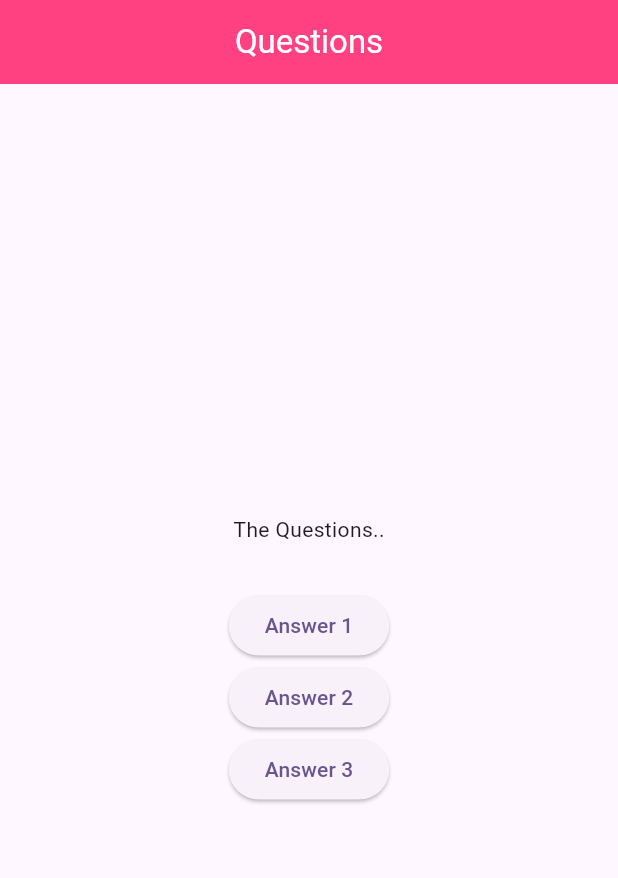
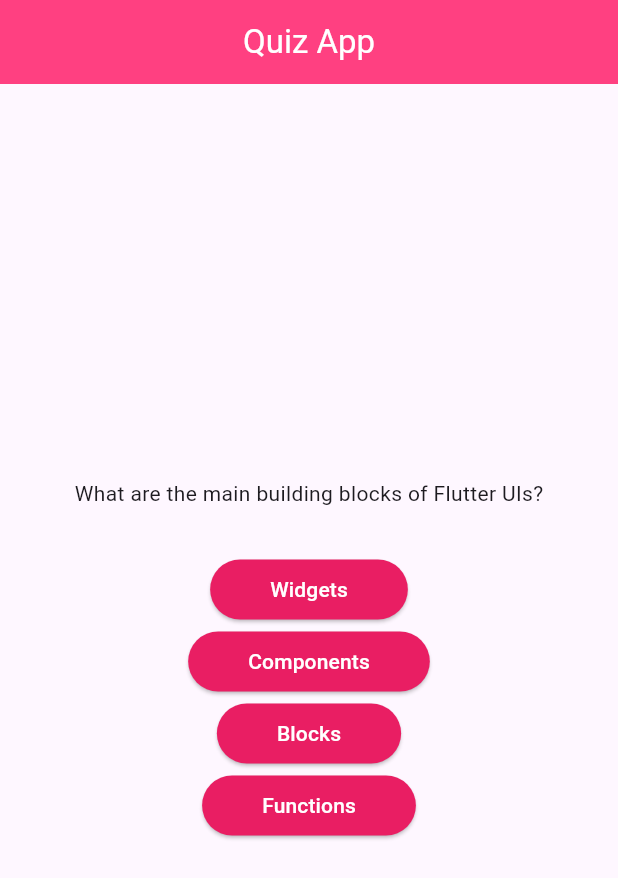
Before and after one commit to LloydieDev/flutter_execise, a Flutter app: the QuizAppHome screen opened directly, on a phone screen of 412 x 824 dp. Shown: the top 878 px of the screen. Run offline on Flutter 3.47's test engine with Material 3 defaults, Android fonts, the phone set to English and light mode, and no system bars.

Commit message:
added the answer button

```diff
--- a/lib/QuizApp/Data/question_data.dart
+++ b/lib/QuizApp/Data/question_data.dart
@@ -1,4 +1,4 @@
-import 'package:roll_device/QuizApp/image/questions_model.dart';
+import 'package:roll_device/QuizApp/model/questions_model.dart';
 
 const questionsData = [
   QuizQuestion(
--- a/lib/QuizApp/quiz_app_home.dart
+++ b/lib/QuizApp/quiz_app_home.dart
@@ -1,6 +1,7 @@
 import 'package:flutter/material.dart';
+import 'package:roll_device/QuizApp/Data/question_data.dart';
 
-import 'widget/answer_button.dart';
+import 'widget/answer.dart';
 
 class QuizAppHome extends StatefulWidget {
   const QuizAppHome({super.key});
@@ -12,31 +13,37 @@ class QuizAppHome extends StatefulWidget {
 class _QuizAppHomeState extends State<QuizAppHome> {
   @override
   Widget build(BuildContext context) {
+    final currentQuestion = questionsData[0];
+
     return Scaffold(
       appBar: AppBar(
         title: const Center(
             child: Text(
-          'Questions',
+          'Quiz App',
           style: TextStyle(color: Colors.white),
         )),
         backgroundColor: Colors.pinkAccent,
         automaticallyImplyLeading: false,
       ),
-      body: const Column(
+      body: Column(
         mainAxisAlignment: MainAxisAlignment.center,
         children: [
           Center(
             child: Text(
-              'The Questions..',
+              currentQuestion.text,
             ),
           ),
-          SizedBox(
+          const SizedBox(
             height: 30,
           ),
-          AnswerButton(buttonText: 'Answer 1',),
-          AnswerButton(buttonText: 'Answer 2',),
-          AnswerButton(buttonText: 'Answer 3',),
-
+          // map  the question
+          //? Note : we include this map inside of the Wifget using a spread operator(...)
+          ...currentQuestion.answer.map((answer) {
+            return Answer(
+              buttonText: answer,
+              onTap: () {},
+            );
+          }),
         ],
       ),
     );
--- /dev/null
+++ b/lib/QuizApp/widget/answer.dart
@@ -0,0 +1,24 @@
+import 'package:flutter/material.dart';
+
+class Answer extends StatelessWidget {
+  final String buttonText;
+  final void Function() onTap;
+
+  const Answer({super.key, required this.buttonText, required this.onTap});
+
+  @override
+  Widget build(BuildContext context) {
+    return ElevatedButton(
+      onPressed: onTap,
+      style: ElevatedButton.styleFrom(
+        backgroundColor: Colors.pink,
+        foregroundColor: Colors.white,
+        shape: RoundedRectangleBorder(
+          borderRadius: BorderRadius.circular(40),
+        ),
+        padding: const EdgeInsets.symmetric(horizontal: 40, vertical: 10)
+      ),
+      child: Text(buttonText),
+    );
+  }
+}
--- a/lib/QuizApp/widget/answer_button.dart
+++ /dev/null
@@ -1,21 +0,0 @@
-import 'package:flutter/material.dart';
-
-class AnswerButton extends StatelessWidget {
-  final String buttonText;
-
-  const AnswerButton({
-    super.key,
-    required this.buttonText,
-  });
-
-  @override
-  Widget build(BuildContext context) {
-    return ElevatedButton(
-      onPressed: () {},
-      child:  const Text(buttonText),
-      style: ElevatedButton.styleFrom(
-
-      ),
-    );
-  }
-}
```
Also changed, not shown: lib/QuizApp/model/questions_model.dart (renamed from lib/QuizApp/image/questions_model.dart), pubspec.lock.
